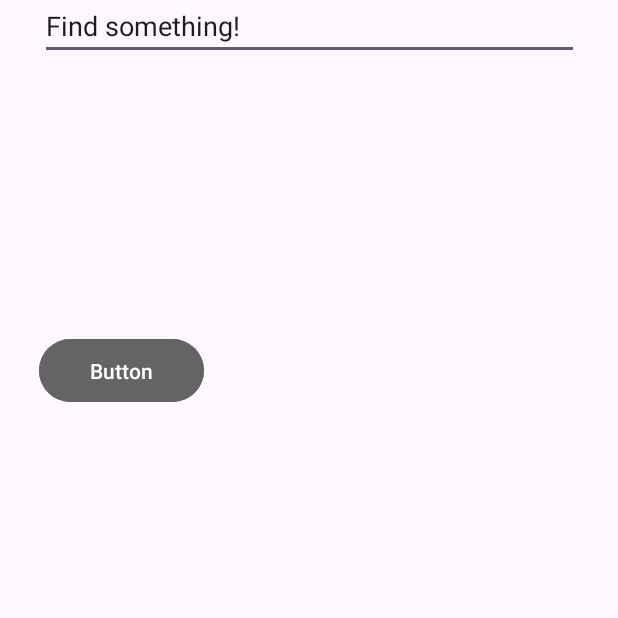
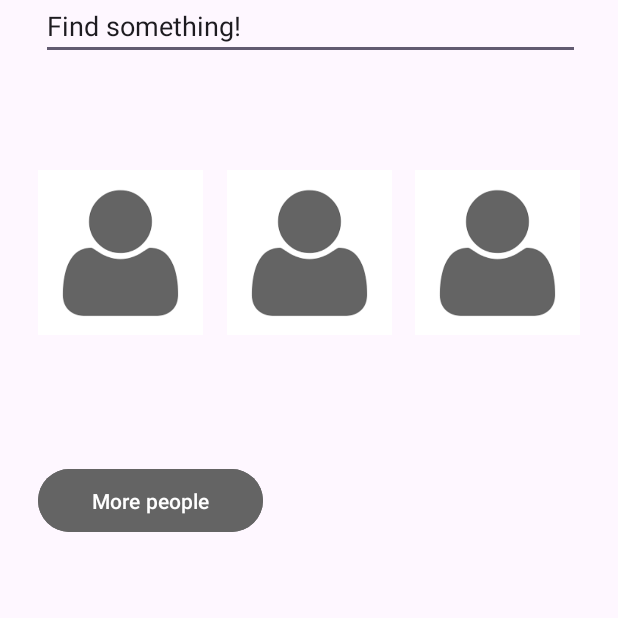
Before and after one commit to mxrkxvka/9Tolstov102, an Android app: the activity_1 screen opened directly, with no data from a screen before it, on a phone screen of 412 x 824 dp, the top half of it. Run offline under Robolectric (Android 15) with nearby library versions, the phone set to English and light mode, and no system bars.

Commit message:
third page jump photoes enable

```diff
--- a/app/src/main/AndroidManifest.xml
+++ b/app/src/main/AndroidManifest.xml
@@ -13,6 +13,9 @@
         android:theme="@style/Theme._9Tolstov102"
         tools:targetApi="31">
         <activity
+            android:name=".activity_2"
+            android:exported="false" />
+        <activity
             android:name=".activity_1"
             android:exported="false" />
         <activity
--- a/app/src/main/java/com/example/a9tolstov102/MainActivity.java
+++ b/app/src/main/java/com/example/a9tolstov102/MainActivity.java
@@ -18,8 +18,6 @@ public class MainActivity extends AppCompatActivity {
     protected void onCreate(Bundle savedInstanceState) {
         super.onCreate(savedInstanceState);
         setContentView(R.layout.activity_main);
-
-
 
         Button btnReg = findViewById(R.id.btnSignUp);
         CheckBox checkBox = findViewById(R.id.cbAgree);
--- a/app/src/main/java/com/example/a9tolstov102/activity_1.java
+++ b/app/src/main/java/com/example/a9tolstov102/activity_1.java
@@ -1,6 +1,10 @@
 package com.example.a9tolstov102;
 
+import android.content.Intent;
 import android.os.Bundle;
+import android.view.View;
+import android.widget.Button;
+import android.widget.CheckBox;
 
 import androidx.activity.EdgeToEdge;
 import androidx.appcompat.app.AppCompatActivity;
@@ -14,5 +18,17 @@ public class activity_1 extends AppCompatActivity {
     protected void onCreate(Bundle savedInstanceState) {
         super.onCreate(savedInstanceState);
         setContentView(R.layout.activity_1);
+
+        Button btnReg = findViewById(R.id.btnNextPage);
+
+        View.OnClickListener newWindow = new View.OnClickListener() {
+            @Override
+            public void onClick(View v) {
+                Intent intent = new Intent(activity_1.this, activity_2.class);
+                startActivity(intent);
+            }
+        };
+
+        btnReg.setOnClickListener(newWindow);
     }
 }
--- a/app/src/main/res/layout/activity_1.xml
+++ b/app/src/main/res/layout/activity_1.xml
@@ -12,44 +12,55 @@
         android:layout_width="110dp"
         android:layout_height="110dp"
         android:layout_marginStart="25dp"
+        android:layout_marginTop="13dp"
+        android:layout_marginBottom="26dp"
+        android:foreground="@drawable/imglogin"
+        app:layout_constraintBottom_toTopOf="@+id/btnNextPage"
         app:layout_constraintStart_toStartOf="parent"
-        tools:layout_editor_absoluteY="80dp"
-        tools:srcCompat="@tools:sample/avatars" />
+        app:layout_constraintTop_toBottomOf="@+id/editTextText"
+        tools:srcCompat="@drawable/imglogin" />
 
     <ImageView
         android:id="@+id/img2"
         android:layout_width="110dp"
         android:layout_height="110dp"
         android:layout_marginStart="22dp"
+        android:layout_marginTop="13dp"
         android:layout_marginEnd="22dp"
+        android:layout_marginBottom="26dp"
+        android:foreground="@drawable/imglogin"
+        app:layout_constraintBottom_toTopOf="@+id/btnNextPage"
         app:layout_constraintEnd_toStartOf="@+id/img3"
         app:layout_constraintStart_toEndOf="@+id/img1"
-        tools:layout_editor_absoluteY="80dp"
-        tools:srcCompat="@tools:sample/avatars" />
+        app:layout_constraintTop_toBottomOf="@+id/editTextText"
+        tools:srcCompat="@drawable/imglogin" />
 
     <ImageView
         android:id="@+id/img3"
         android:layout_width="110dp"
         android:layout_height="110dp"
+        android:layout_marginTop="13dp"
         android:layout_marginEnd="25dp"
+        android:layout_marginBottom="541dp"
+        android:foreground="@drawable/imglogin"
+        app:layout_constraintBottom_toBottomOf="parent"
         app:layout_constraintEnd_toEndOf="parent"
-        tools:layout_editor_absoluteY="80dp"
-        tools:srcCompat="@tools:sample/avatars" />
+        app:layout_constraintTop_toBottomOf="@+id/editTextText"
+        tools:srcCompat="@drawable/imglogin" />
 
     <Button
         android:id="@+id/btnNextPage"
-        android:layout_width="110dp"
+        android:layout_width="150dp"
         android:layout_height="50dp"
         android:layout_marginStart="25dp"
-        android:layout_marginTop="25dp"
         android:layout_marginEnd="276dp"
         android:layout_marginBottom="465dp"
         android:backgroundTint="#646464"
-        android:text="Button"
+        android:text="More people"
         app:layout_constraintBottom_toBottomOf="parent"
         app:layout_constraintEnd_toEndOf="parent"
-        app:layout_constraintStart_toStartOf="parent"
-        app:layout_constraintTop_toBottomOf="@+id/img1" />
+        app:layout_constraintHorizontal_bias="0.0"
+        app:layout_constraintStart_toStartOf="parent" />
 
     <EditText
         android:id="@+id/editTextText"
@@ -61,7 +72,8 @@
         android:inputType="text"
         android:text="Find something!"
         app:layout_constraintEnd_toEndOf="parent"
+        app:layout_constraintHorizontal_bias="1.0"
         app:layout_constraintStart_toStartOf="parent"
-        tools:layout_editor_absoluteY="27dp" />
+        tools:layout_editor_absoluteY="40dp" />
 
 </androidx.constraintlayout.widget.ConstraintLayout>
```
Also changed, not shown: app/src/main/java/com/example/a9tolstov102/activity_2.java (added, +18 -0 lines), app/src/main/res/layout/activity_2.xml (added, +10 -0 lines), app/src/main/res/layout/activity_main.xml (+11 -11 lines).
